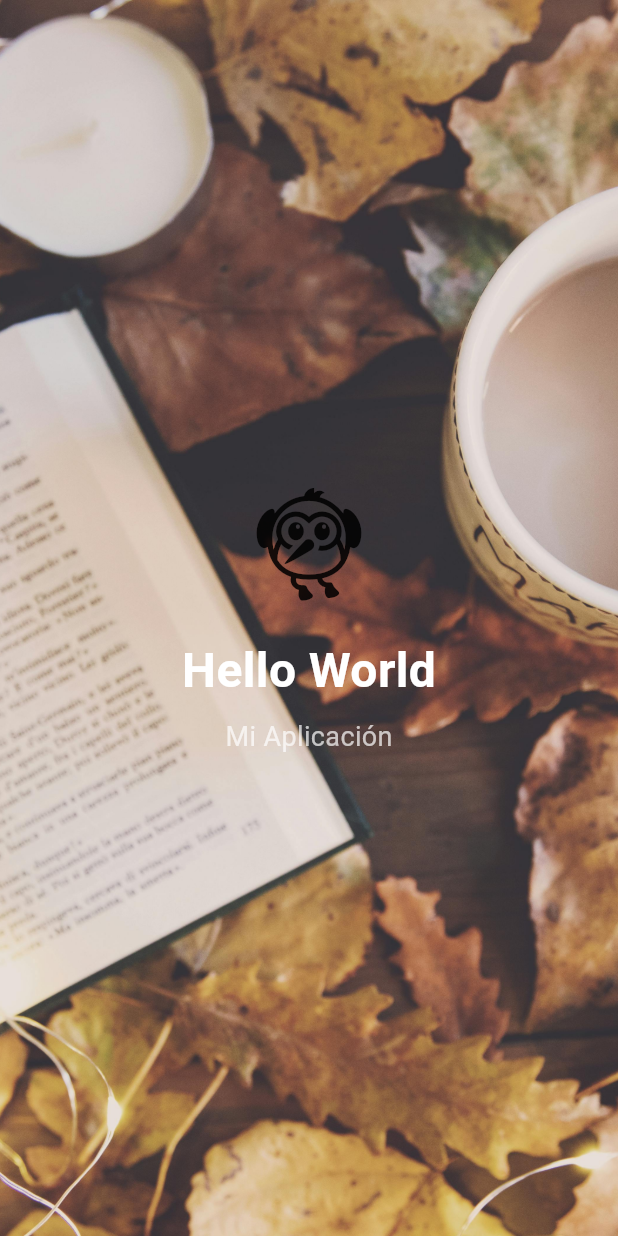
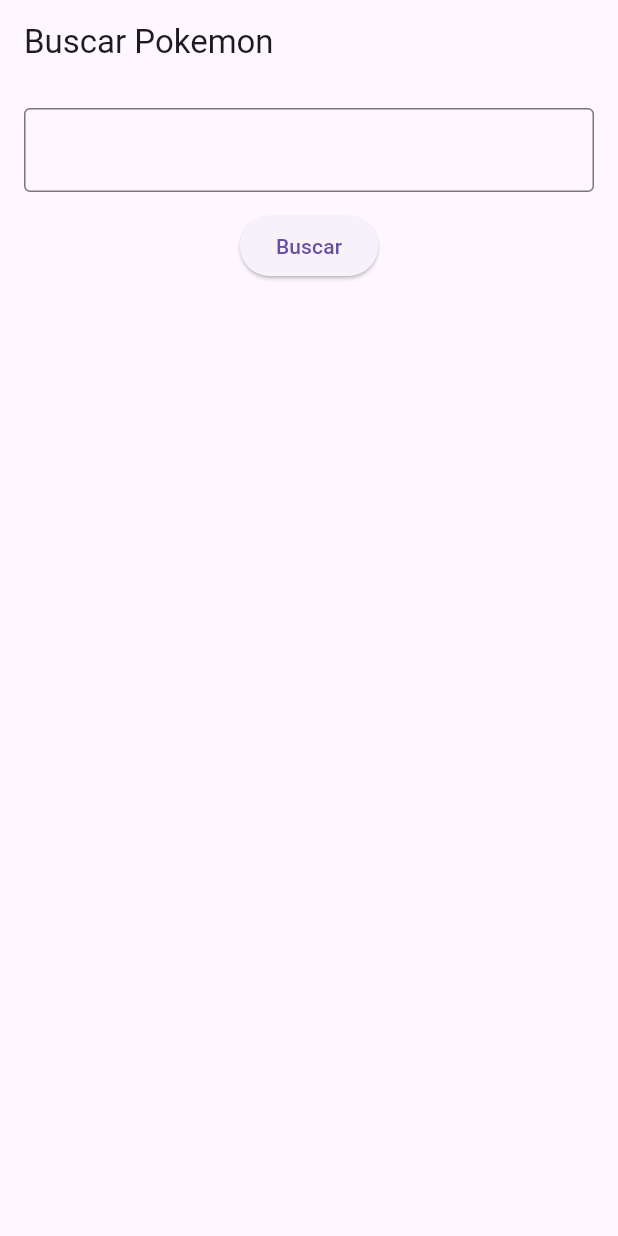
Before and after one commit to dianarojo/LDSW3.4.utilizaci-n-de-widgets, a Flutter app: the screen it shows after launch, on a phone screen of 412 x 824 dp. Run offline on Flutter 3.47's test engine with Material 3 defaults, Android fonts, the phone set to English and light mode, and no system bars.

```diff
--- a/lib/main.dart
+++ b/lib/main.dart
@@ -1,4 +1,5 @@
 import 'package:flutter/material.dart';
+import 'screens/pokemon_screen.dart';
 
 void main() {
   runApp(const MyApp());
@@ -6,65 +7,12 @@ void main() {
 
 class MyApp extends StatelessWidget {
   const MyApp({Key? key}) : super(key: key);
-
   @override
   Widget build(BuildContext context) {
     return MaterialApp(
-      title: 'MiApp',
-      theme: ThemeData(
-        primarySwatch: Colors.blue,
-      ),
-      home: const HomeScreen(),
-      debugShowCheckedModeBanner: false,
+      title: 'Pokemon App',
+      theme: ThemeData(primarySwatch: Colors.blue),
+      home: const PokemonScreen(),
     );
   }
 }
-
-class HomeScreen extends StatelessWidget {
-  const HomeScreen({Key? key}) : super(key: key);
-
-  @override
-  Widget build(BuildContext context) {
-    return Scaffold(
-      body: Stack(
-        children: [
-          Positioned.fill(
-            child: Image.asset(
-              'assets/images/background.jpg', // <- coloca aquí tu imagen
-              fit: BoxFit.cover,
-            ),
-          ),
-          Center(
-            child: Column(
-              mainAxisSize: MainAxisSize.min,
-              children: const [
-                Icon(
-                  Icons.flutter_dash,
-                  size: 84,
-                  semanticLabel: 'Icono de la app',
-                ),
-                SizedBox(height: 20),
-                Text(
-                  'Hello World',
-                  style: TextStyle(
-                    fontSize: 32,
-                    fontWeight: FontWeight.bold,
-                    color: Colors.white,
-                  ),
-                ),
-                SizedBox(height: 8),
-                Text(
-                  'Mi Aplicación',
-                  style: TextStyle(
-                    fontSize: 18,
-                    color: Colors.white70,
-                  ),
-                ),
-              ],
-            ),
-          ),
-        ],
-      ),
-    );
-  }
-}
--- /dev/null
+++ b/lib/screens/pokemon_screen.dart
@@ -0,0 +1,99 @@
+import 'package:flutter/material.dart';
+import '../services/poke_api_service.dart';
+
+class PokemonScreen extends StatefulWidget {
+  const PokemonScreen({Key? key}) : super(key: key);
+
+  @override
+  State<PokemonScreen> createState() => _PokemonScreenState();
+}
+
+class _PokemonScreenState extends State<PokemonScreen> {
+  final _controller = TextEditingController();
+  final _service = PokeApiService();
+  Pokemon? _pokemon;
+  String? _error;
+  bool _loading = false;
+
+  Future<void> _buscar() async {
+    final query = _controller.text.trim();
+    if (query.isEmpty) return;
+    setState(() {
+      _loading = true;
+      _error = null;
+      _pokemon = null;
+    });
+
+    try {
+      final p = await _service.fetchPokemon(query);
+      setState(() {
+        _pokemon = p;
+      });
+    } catch (e) {
+      setState(() {
+        _error = e.toString();
+      });
+    } finally {
+      setState(() {
+        _loading = false;
+      });
+    }
+  }
+
+  @override
+  void dispose() {
+    _controller.dispose();
+    super.dispose();
+  }
+
+  @override
+  Widget build(BuildContext context) {
+    return Scaffold(
+      appBar: AppBar(title: const Text('Buscar Pokemon')),
+      body: Padding(
+        padding: const EdgeInsets.all(16.0),
+        child: Column(
+          children: [
+            TextField(
+              controller: _controller,
+              onSubmitted: (_) => _buscar(),
+              decoration: const InputDecoration(
+                border: OutlineInputBorder(),
+              ),
+            ),
+            const SizedBox(height: 12),
+            ElevatedButton(
+              onPressed: _loading ? null : _buscar,
+              child: _loading
+                  ? const CircularProgressIndicator()
+                  : const Text('Buscar'),
+            ),
+            const SizedBox(height: 20),
+            if (_error != null)
+              Text(_error!, style: const TextStyle(color: Colors.red)),
+            if (_pokemon != null)
+              Card(
+                child: Padding(
+                  padding: const EdgeInsets.all(12.0),
+                  child: Column(
+                    children: [
+                      Text(
+                        '${_pokemon!.name.toUpperCase()}  (#${_pokemon!.id})',
+                        style: const TextStyle(
+                            fontSize: 20, fontWeight: FontWeight.bold),
+                      ),
+                      const SizedBox(height: 8),
+                      if (_pokemon!.spriteUrl != null)
+                        Image.network(_pokemon!.spriteUrl!)
+                      else
+                        const Text('Imagen no disponible'),
+                    ],
+                  ),
+                ),
+              ),
+          ],
+        ),
+      ),
+    );
+  }
+}
--- /dev/null
+++ b/lib/services/poke_api_service.dart
@@ -0,0 +1,30 @@
+import 'dart:convert';
+import 'package:http/http.dart' as http;
+
+class Pokemon {
+  final int id;
+  final String name;
+  final String? spriteUrl;
+
+  Pokemon({required this.id, required this.name, this.spriteUrl});
+}
+
+class PokeApiService {
+  static const _baseUrl = 'https://pokeapi.co/api/v2';
+
+  Future<Pokemon> fetchPokemon(String nameOrId) async {
+    final url = Uri.parse('$_baseUrl/pokemon/${nameOrId.toLowerCase()}');
+    final response = await http.get(url);
+
+    if (response.statusCode == 200) {
+      final data = jsonDecode(response.body);
+      return Pokemon(
+        id: data['id'],
+        name: data['name'],
+        spriteUrl: data['sprites']['front_default'],
+      );
+    } else {
+      throw Exception('Error al obtener el Pokémon: ${response.statusCode}');
+    }
+  }
+}
--- a/pubspec.yaml
+++ b/pubspec.yaml
@@ -11,6 +11,7 @@ environment:
 dependencies:
   flutter:
     sdk: flutter
+  http: ^1.6.0
 
   english_words: ^4.0.0
   provider: ^6.0.0
```
Also changed, not shown: pubspec.lock, 1 other file.
